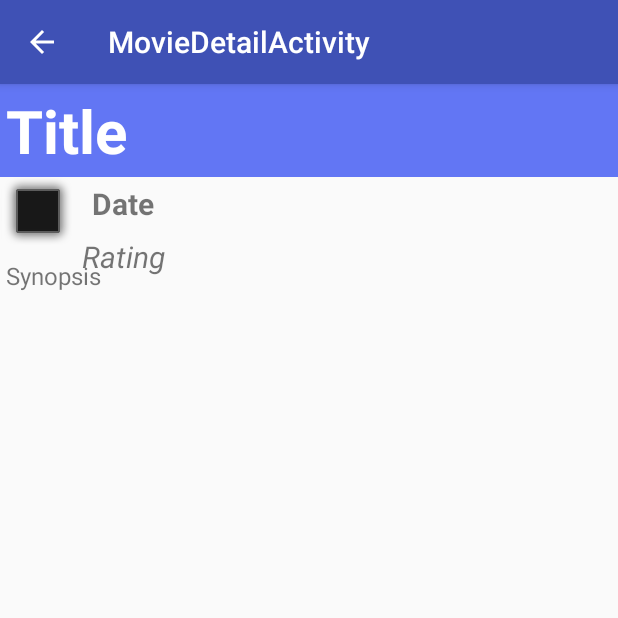
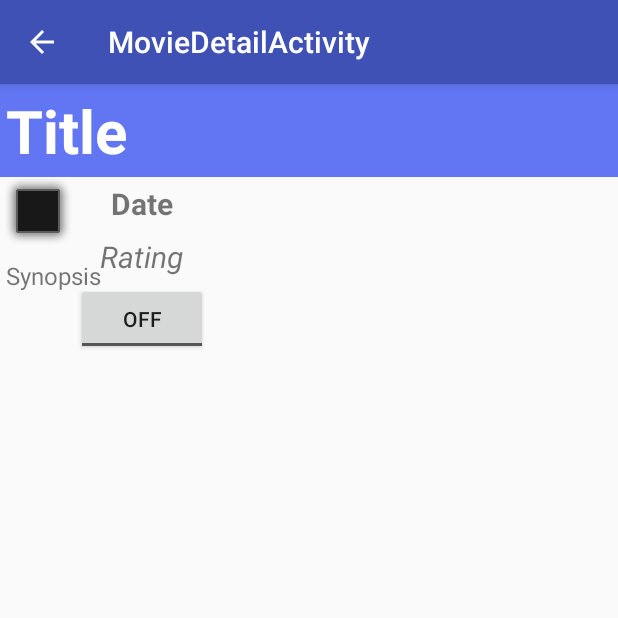
Before and after one commit to gravindrareddy/Proj2MoviesStage2, an Android app: the MovieDetailActivity screen opened directly, with no data from a screen before it, on a phone screen of 412 x 824 dp, the top half of it. Run offline under Robolectric (Android 15) with nearby library versions, the phone set to English and light mode, and no system bars; our stand-ins replace Picasso; pictures from the network do not load; 8 statements that could not run were skipped.

Commit message:
+ Updated the app package name + fixed the issues related to ContentProvider insert + developed code in activities to fetch, insert, delete FAV movies + ToDo, fetch Fav movies from DB + ToDo, show appropriate Fav flag in MovieDetails

```diff
--- a/app/build.gradle
+++ b/app/build.gradle
@@ -5,8 +5,8 @@ android {
     buildToolsVersion "23.0.3"
 
     defaultConfig {
-        applicationId "udacity.redgun.moviesstage2"
-        minSdkVersion 15
+        applicationId "redgun.moviesstage2"
+        minSdkVersion 16
         targetSdkVersion 23
         versionCode 1
         versionName "1.0"
--- a/app/src/main/java/redgun/moviesstage2/MovieDetailActivity.java
+++ b/app/src/main/java/redgun/moviesstage2/MovieDetailActivity.java
@@ -1,6 +1,7 @@
 package redgun.moviesstage2;
 
 import android.app.ProgressDialog;
+import android.content.ContentValues;
 import android.content.Context;
 import android.content.Intent;
 import android.content.SharedPreferences;
@@ -10,9 +11,11 @@ import android.os.Bundle;
 import android.preference.PreferenceManager;
 import android.support.v7.app.AppCompatActivity;
 import android.util.Log;
+import android.widget.CompoundButton;
 import android.widget.ImageView;
 import android.widget.ListView;
 import android.widget.TextView;
+import android.widget.ToggleButton;
 
 import com.google.gson.Gson;
 import com.google.gson.GsonBuilder;
@@ -26,8 +29,8 @@ import java.net.HttpURLConnection;
 import java.net.URL;
 import java.util.ArrayList;
 
-import udacity.redgun.moviesstage2.BuildConfig;
-import udacity.redgun.moviesstage2.R;
+import redgun.moviesstage2.data.MoviesContract;
+import redgun.moviesstage2.util.Utility;
 
 
 public class MovieDetailActivity extends AppCompatActivity {
@@ -39,8 +42,11 @@ public class MovieDetailActivity extends AppCompatActivity {
     TextView movie_synopsis_tv;
     ListView movie_trailers_lv;
     ListView movie_reviews_lv;
+    ToggleButton movie_favorite_tb;
     Context context;
     Movies intentReceivedMovie;
+
+
     @Override
     protected void onCreate(Bundle savedInstanceState) {
         super.onCreate(savedInstanceState);
@@ -57,13 +63,40 @@ public class MovieDetailActivity extends AppCompatActivity {
         movie_synopsis_tv = (TextView) findViewById(R.id.movie_synopsis_tv);
         movie_trailers_lv = (ListView) findViewById(R.id.movie_trailers_lv);
         movie_reviews_lv = (ListView) findViewById(R.id.movie_reviews_lv);
-
+        movie_favorite_tb = (ToggleButton) findViewById(R.id.movie_favorite_tb);
 
         Picasso.with(this).load(getResources().getString(R.string.base_image_url).concat(intentReceivedMovie.getMoviePoster())).into(movie_poster_iv);
         movie_release_date_tv.setText(intentReceivedMovie.getMovieReleaseDate());
         movie_user_rating_tv.setText(intentReceivedMovie.getAverageRating() + "");
         movie_title_tv.setText(intentReceivedMovie.getMovieTitle());
         movie_synopsis_tv.setText(intentReceivedMovie.getMovieOverview());
+
+
+        movie_favorite_tb.setOnCheckedChangeListener(new CompoundButton.OnCheckedChangeListener() {
+            public void onCheckedChanged(CompoundButton buttonView, boolean isChecked) {
+                if (isChecked) {
+                    // save this movie to DB
+                    ContentValues movieContentValues = new ContentValues();
+                    movieContentValues.put(MoviesContract.MovieEntry.COLUMN_MOVIE_ID, intentReceivedMovie.getMovieId());
+                    movieContentValues.put(MoviesContract.MovieEntry.COLUMN_RELEASE_DATE, intentReceivedMovie.getMovieReleaseDate());
+                    movieContentValues.put(MoviesContract.MovieEntry.COLUMN_TITLE, intentReceivedMovie.getMovieTitle());
+                    movieContentValues.put(MoviesContract.MovieEntry.COLUMN_SYNOPSIS, intentReceivedMovie.getMovieOverview());
+                    movieContentValues.put(MoviesContract.MovieEntry.COLUMN_MOVIE_POSTER, intentReceivedMovie.getMoviePoster());
+
+
+//                    Uri.Builder builder = new Uri.Builder();
+//                    Uri _uri = builder.scheme("content")
+//                            .authority(getResources().getString(R.string.contentprovider_authority))
+//                            .appendPath(getResources().getString(R.string.contentprovider_movie_entry)).build();
+                    getContentResolver().insert(MoviesContract.MovieEntry.CONTENT_URI, movieContentValues);
+
+
+                } else {
+                    String[] selectionArgs = {intentReceivedMovie.getMovieId()};
+                    getContentResolver().delete(MoviesContract.MovieEntry.CONTENT_URI, MoviesContract.MovieEntry.COLUMN_MOVIE_ID, selectionArgs);
+                }
+            }
+        });
 
 
         MovieVideosAsyncTask videoAsyncTask = new MovieVideosAsyncTask(this, intentReceivedMovie.getMovieId(), movie_trailers_lv);
@@ -90,16 +123,13 @@ public class MovieDetailActivity extends AppCompatActivity {
         private final String LOG_TAG = MovieReviewsAsyncTask1.class.getSimpleName();
         private final String MESSAGE = "MovieDetails";
         private final String REVIEW_MESSAGE = "ReviewDetails";
-
-
+        private boolean DEBUG = true;
+        private ProgressDialog progress1;
+        private volatile boolean running = true;
 
         public MovieReviewsAsyncTask1() {
 
         }
-
-        private boolean DEBUG = true;
-        private ProgressDialog progress1;
-        private volatile boolean running = true;
 
         protected void onPreExecute() {
             if (Utility.isOnline(context)) {
--- a/app/src/main/java/redgun/moviesstage2/MovieReviewsAdapter.java
+++ b/app/src/main/java/redgun/moviesstage2/MovieReviewsAdapter.java
@@ -13,7 +13,7 @@ import com.squareup.picasso.Picasso;
 
 import java.util.ArrayList;
 
-import udacity.redgun.moviesstage2.R;
+import redgun.moviesstage2.R;
 
 
 /**
--- a/app/src/main/java/redgun/moviesstage2/MovieReviewsAsyncTask.java
+++ b/app/src/main/java/redgun/moviesstage2/MovieReviewsAsyncTask.java
@@ -20,8 +20,9 @@ import java.net.HttpURLConnection;
 import java.net.URL;
 import java.util.ArrayList;
 
-import udacity.redgun.moviesstage2.BuildConfig;
-import udacity.redgun.moviesstage2.R;
+import redgun.moviesstage2.util.Utility;
+import redgun.moviesstage2.BuildConfig;
+import redgun.moviesstage2.R;
 
 /**
  * Created by gravi on 18-10-2016.
--- a/app/src/main/java/redgun/moviesstage2/MovieVideoActivity.java
+++ b/app/src/main/java/redgun/moviesstage2/MovieVideoActivity.java
@@ -3,7 +3,6 @@ package redgun.moviesstage2;
 import android.content.Intent;
 import android.os.Bundle;
 
-import udacity.redgun.moviesstage2.R;
 
 import android.widget.Toast;
 
--- a/app/src/main/java/redgun/moviesstage2/MovieVideosAdapter.java
+++ b/app/src/main/java/redgun/moviesstage2/MovieVideosAdapter.java
@@ -11,7 +11,6 @@ import com.google.android.youtube.player.YouTubePlayerView;
 
 import java.util.ArrayList;
 
-import udacity.redgun.moviesstage2.R;
 
 
 /**
--- a/app/src/main/java/redgun/moviesstage2/MovieVideosAsyncTask.java
+++ b/app/src/main/java/redgun/moviesstage2/MovieVideosAsyncTask.java
@@ -10,7 +10,6 @@ import android.preference.PreferenceManager;
 import android.util.Log;
 import android.view.View;
 import android.widget.AdapterView;
-import android.widget.ArrayAdapter;
 import android.widget.ListView;
 
 import com.google.gson.Gson;
@@ -24,9 +23,7 @@ import java.net.HttpURLConnection;
 import java.net.URL;
 import java.util.ArrayList;
 
-import udacity.redgun.moviesstage2.BuildConfig;
-import udacity.redgun.moviesstage2.R;
-
+import redgun.moviesstage2.util.Utility;
 /**
  * Created by gravi on 18-10-2016.
  */
--- a/app/src/main/java/redgun/moviesstage2/MoviesGridAdapter.java
+++ b/app/src/main/java/redgun/moviesstage2/MoviesGridAdapter.java
@@ -12,7 +12,6 @@ import com.squareup.picasso.Picasso;
 
 import java.util.ArrayList;
 
-import udacity.redgun.moviesstage2.R;
 
 
 /**
--- a/app/src/main/java/redgun/moviesstage2/SettingsActivity.java
+++ b/app/src/main/java/redgun/moviesstage2/SettingsActivity.java
@@ -24,7 +24,6 @@ import android.preference.Preference;
 import android.preference.PreferenceActivity;
 import android.preference.PreferenceManager;
 
-import udacity.redgun.moviesstage2.R;
 
 
 /**
--- a/app/src/main/java/redgun/moviesstage2/data/MoviesContract.java
+++ b/app/src/main/java/redgun/moviesstage2/data/MoviesContract.java
@@ -56,7 +56,7 @@ public class MoviesContract {
 
 
 
-    /* Inner class that defines the table contents of the weather table */
+    /* Inner class that defines the table contents of the movies table */
     public static final class MovieEntry implements BaseColumns {
 
         public static final Uri CONTENT_URI =
@@ -65,6 +65,8 @@ public class MoviesContract {
         public static final String CONTENT_TYPE =
                 ContentResolver.CURSOR_DIR_BASE_TYPE + "/" + CONTENT_AUTHORITY + "/" + PATH_MOVIE;
 
+        public static final String CONTENT_ITEM_TYPE =
+                ContentResolver.CURSOR_ITEM_BASE_TYPE + "/" + CONTENT_AUTHORITY + "/" + PATH_MOVIE;
 
         public static final String TABLE_NAME = "movie";
 
--- a/app/src/main/java/redgun/moviesstage2/Utility.java
+++ b/app/src/main/java/redgun/moviesstage2/util/Utility.java
@@ -1,4 +1,4 @@
-package redgun.moviesstage2;
+package redgun.moviesstage2.util;
 
 import android.content.Context;
 import android.content.SharedPreferences;
@@ -8,7 +8,7 @@ import android.preference.PreferenceManager;
 import android.support.v7.app.AlertDialog;
 import android.widget.Toast;
 
-import udacity.redgun.moviesstage2.R;
+import redgun.moviesstage2.R;
 
 
 /**
--- a/app/src/main/res/layout/activity_movie_detail.xml
+++ b/app/src/main/res/layout/activity_movie_detail.xml
@@ -30,6 +30,7 @@
             android:gravity="left"
             android:padding="@dimen/padding_small" />
 
+
         <LinearLayout
             android:layout_width="wrap_content"
             android:layout_height="wrap_content"
@@ -58,6 +59,12 @@
                 android:text="Rating"
                 android:textSize="@dimen/text_movie_details_default"
                 android:textStyle="italic" />
+
+            <ToggleButton
+                android:id="@+id/movie_favorite_tb"
+                android:layout_width="wrap_content"
+                android:layout_height="wrap_content"
+                />
         </LinearLayout>
 
         <TextView
@@ -73,17 +80,15 @@
 
         <ListView
             android:id="@+id/movie_trailers_lv"
-            android:layout_below="@id/movie_synopsis_tv"
             android:layout_width="match_parent"
-            android:layout_height="wrap_content">
-        </ListView>
+            android:layout_height="wrap_content"
+            android:layout_below="@id/movie_synopsis_tv"></ListView>
 
         <ListView
             android:id="@+id/movie_reviews_lv"
-            android:layout_below="@id/movie_trailers_lv"
             android:layout_width="match_parent"
-            android:layout_height="wrap_content">
-        </ListView>
+            android:layout_height="wrap_content"
+            android:layout_below="@id/movie_trailers_lv"></ListView>
 
     </RelativeLayout>
 </ScrollView>
--- a/app/src/main/res/layout/movies_list_video_icon_item.xml
+++ b/app/src/main/res/layout/movies_list_video_icon_item.xml
@@ -9,7 +9,7 @@
         android:id="@+id/movie_video_icon_iv"
         android:layout_width="wrap_content"
         android:layout_height="wrap_content"
-        android:padding_left="@dimen/basic_padding"
+
         android:gravity="center"
         android:background="@mipmap/playicon"/>
     <TextView
--- a/app/src/main/res/values-v21/arrays.xml
+++ b/app/src/main/res/values-v21/arrays.xml
@@ -4,10 +4,12 @@
     <string-array name="pref_sort_options">
         <item>@string/pref_sort_label_popular</item>
         <item>@string/pref_sort_label_top</item>
+        <item>@string/pref_sort_label_favorite</item>
     </string-array>
 
     <string-array name="pref_sort_values">
         <item>@string/pref_sort_popular</item>
         <item>@string/pref_sort_top</item>
+        <item>@string/pref_sort_favorite</item>
     </string-array>
 </resources>
--- a/app/src/main/res/values/strings.xml
+++ b/app/src/main/res/values/strings.xml
@@ -6,9 +6,13 @@
     <string name="pref_sort_key" translatable="false">sort</string>
     <string name="pref_sort_label_popular" translatable="false">Popular</string>
     <string name="pref_sort_label_top" translatable="false">Top</string>
+    <string name="pref_sort_label_favorite" translatable="false">Favorite</string>
     <string name="pref_sort_popular" translatable="false">popular</string>
     <string name="pref_sort_top" translatable="false">top_rated</string>
+    <string name="pref_sort_favorite" translatable="false">favorite_movies</string>
     <string name="base_url">api.themoviedb.org</string>
+    <string name="contentprovider_authority">redgun.moviesstage2</string>
+    <string name="contentprovider_movie_entry">movie</string>
     <string name="base_image_url">https://image.tmdb.org/t/p/w500</string>
     <string name="base_reviews_url">https://image.tmdb.org/t/p/w500</string>
     <string name="base_url_add1">3</string>
@@ -16,5 +20,4 @@
     <string name="base_url_videos">videos</string>
     <string name="base_url_reviews">reviews</string>
     <string name="internet_error">No Internet!!</string>
-
 </resources>
```
Also changed, not shown: app/src/main/AndroidManifest.xml (+8 -5 lines), app/src/main/java/redgun/moviesstage2/MoviesGridActivity.java (+16 -7 lines), app/src/main/java/redgun/moviesstage2/data/MoviesDbHelper.java (+5 -4 lines), app/src/main/java/redgun/moviesstage2/data/MoviesProvider.java (+27 -26 lines).
